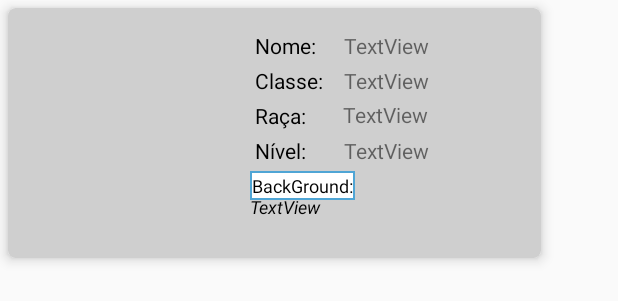
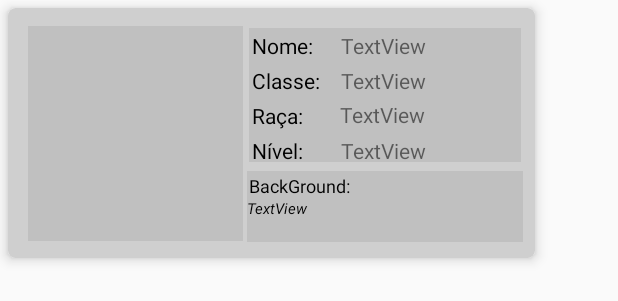
Before and after one commit to lucasdmi/AndroidProjectPOOA, an Android app: the layout item_personagem_cv.xml on its own in the app's theme, with its tools: preview values and no code run, on a phone screen of 412 x 824 dp. Shown: the top 301 px of the screen. Run offline under Robolectric (Android 15) with nearby library versions, the phone set to English and light mode, and no system bars.

Commit message:
refatorando a classe de layout item_personagem

```diff
--- a/app/src/main/java/pooa20181/iff/edu/br/androidprojectpooa/adapter/PersonagemAdapter.java
+++ b/app/src/main/java/pooa20181/iff/edu/br/androidprojectpooa/adapter/PersonagemAdapter.java
@@ -55,7 +55,7 @@ public class PersonagemAdapter extends RecyclerView.Adapter{
 
         personagemHolder.nome.setText("Nome:");
         personagemHolder.classe.setText("Classe:");
-        personagemHolder.raca.setText("Raça");
+        personagemHolder.raca.setText("Raça:");
         personagemHolder.nivel.setText("Nível:");
 
 
--- a/app/src/main/res/layout/item_personagem_cv.xml
+++ b/app/src/main/res/layout/item_personagem_cv.xml
@@ -2,7 +2,7 @@
 <android.support.v7.widget.CardView xmlns:android="http://schemas.android.com/apk/res/android"
     xmlns:app="http://schemas.android.com/apk/res-auto"
     xmlns:tools="http://schemas.android.com/tools"
-    android:layout_width="355dp"
+    android:layout_width="351dp"
     android:layout_height="wrap_content"
     android:layout_margin="5dp"
     app:cardBackgroundColor="#CFCFCF"
@@ -18,6 +18,7 @@
             android:layout_width="184dp"
             android:layout_height="47dp"
             android:layout_margin="2dp"
+            android:background="#C0C0C0"
             app:layout_constraintBottom_toBottomOf="parent"
             app:layout_constraintEnd_toEndOf="parent"
             app:layout_constraintStart_toEndOf="@+id/linearLayout"
@@ -30,37 +31,37 @@
                 android:fontFamily="sans-serif"
                 android:foregroundGravity="top"
                 android:gravity="top"
-                android:lineSpacingExtra="14sp"
+                android:lineSpacingExtra="8sp"
                 android:padding="1dip"
                 android:text="BackGround:"
                 android:textColor="@android:color/black"
                 android:textSize="12sp"
                 android:typeface="normal"
                 tools:elevation="2dp"
-                android:background="@drawable/back"
                 tools:layout_editor_absoluteX="60dp"
                 tools:layout_editor_absoluteY="150dp" />
 
             <TextView
                 android:id="@+id/tvBackGround"
                 android:layout_width="match_parent"
-                android:layout_height="32dp"
+                android:layout_height="29dp"
                 android:layout_alignParentBottom="true"
                 android:lineSpacingExtra="8sp"
                 android:text="TextView"
                 android:textAlignment="viewStart"
                 android:textColor="@android:color/background_dark"
-                android:textSize="12sp"
+                android:textSize="10sp"
                 android:textStyle="italic" />
         </RelativeLayout>
 
         <LinearLayout
             android:id="@+id/linearLayout"
             android:layout_width="143dp"
-            android:layout_height="139dp"
+            android:layout_height="143dp"
             android:layout_marginBottom="8dp"
             android:layout_marginStart="8dp"
             android:layout_marginTop="8dp"
+            android:background="#C0C0C0"
             android:orientation="horizontal"
             app:layout_constraintBottom_toBottomOf="parent"
             app:layout_constraintStart_toStartOf="parent"
@@ -83,6 +84,7 @@
             android:layout_marginEnd="8dp"
             android:layout_marginStart="8dp"
             android:layout_marginTop="8dp"
+            android:background="#C0C0C0"
             app:columnCount="2"
             app:layout_constraintEnd_toEndOf="parent"
             app:layout_constraintStart_toEndOf="@+id/linearLayout"
```
